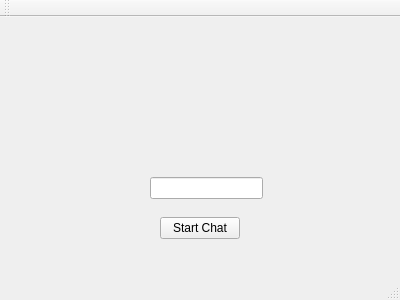
Above: Client/client.ui from milos94/Diplomski before the change. Below: the same form after it.
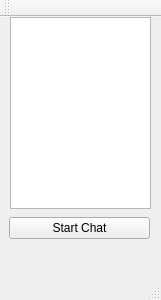
That is the form after the change.

Diff of the .ui file:
```diff
--- a/Client/client.ui
+++ b/Client/client.ui
@@ -6,7 +6,7 @@
    <rect>
     <x>0</x>
     <y>0</y>
-    <width>400</width>
+    <width>161</width>
     <height>300</height>
    </rect>
   </property>
@@ -17,9 +17,9 @@
    <widget class="QPushButton" name="btnStartChat">
     <property name="geometry">
      <rect>
-      <x>160</x>
+      <x>9</x>
       <y>200</y>
-      <width>80</width>
+      <width>141</width>
       <height>22</height>
      </rect>
     </property>
@@ -27,13 +27,13 @@
      <string>Start Chat</string>
     </property>
    </widget>
-   <widget class="QLineEdit" name="lineEdit">
+   <widget class="QListWidget" name="lstUsers">
     <property name="geometry">
      <rect>
-      <x>150</x>
-      <y>160</y>
-      <width>113</width>
-      <height>22</height>
+      <x>10</x>
+      <y>0</y>
+      <width>141</width>
+      <height>192</height>
      </rect>
     </property>
    </widget>
```
Left out of the diff: 2 changed lines with no effect on the pictures.
